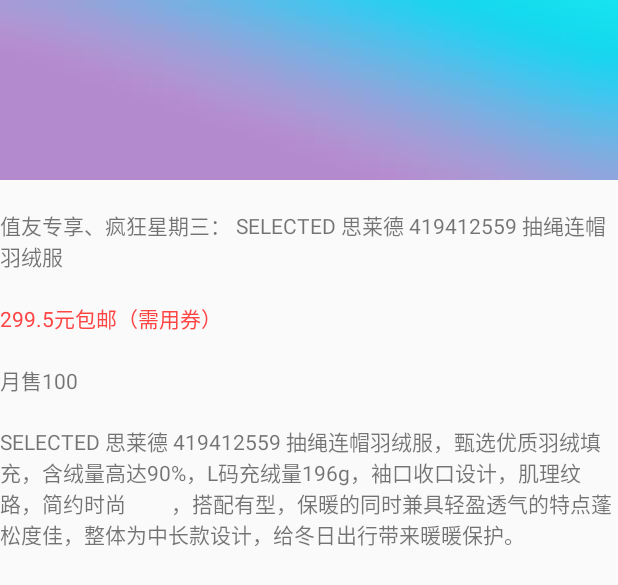
After one commit to yangzuozhe/ShoppingApp, an Android app: the layout activity_product_detail_info.xml on its own in the app's theme, with its tools: preview values and no code run, on a phone screen of 412 x 824 dp. The commit adds this screen. Shown: the top 585 px of the screen. Run offline under Robolectric (Android 15) with nearby library versions, the phone set to English and light mode, and no system bars.

Commit message:
增加了页面的点击事件

```diff
--- a/app/src/main/AndroidManifest.xml
+++ b/app/src/main/AndroidManifest.xml
@@ -15,7 +15,8 @@
         android:theme="@style/AppTheme"
         android:usesCleartextTraffic="true"
         tools:targetApi="m">
-        <activity android:name=".activity.ProductInfoActivity"></activity>
+        <activity android:name=".activity.ProductDetailInfoActivity"></activity>
+        <activity android:name=".activity.ProductInfoActivity" />
         <activity android:name=".activity.HomeActivity">
             <intent-filter>
                 <action android:name="android.intent.action.MAIN" />
--- a/app/src/main/java/com/example/shoppingapp/Data/TianmaoData.java
+++ b/app/src/main/java/com/example/shoppingapp/Data/TianmaoData.java
@@ -185,7 +185,4 @@ public class TianmaoData {
         return arrayList;
     }
 
-    public void addData(String url, String imageUrl) {
-
-    }
 }
--- a/app/src/main/java/com/example/shoppingapp/Data/WhatMaiData.java
+++ b/app/src/main/java/com/example/shoppingapp/Data/WhatMaiData.java
@@ -36,4 +36,6 @@ public class WhatMaiData {
         }
         return arrayList;
     }
+
+
 }
--- a/app/src/main/java/com/example/shoppingapp/activity/HomeActivity.java
+++ b/app/src/main/java/com/example/shoppingapp/activity/HomeActivity.java
@@ -18,6 +18,9 @@ import java.util.ArrayList;
 import butterknife.BindView;
 import butterknife.ButterKnife;
 
+/**
+ * 主页
+ */
 public class HomeActivity extends BaseActivity {
     @BindView(R.id.vpHome)
     ViewPager mVpHome;
--- a/app/src/main/java/com/example/shoppingapp/activity/ProductInfoActivity.java
+++ b/app/src/main/java/com/example/shoppingapp/activity/ProductInfoActivity.java
@@ -20,6 +20,9 @@ import butterknife.BindView;
 import butterknife.ButterKnife;
 import butterknife.OnClick;
 
+/**
+ * 商品搜索结果页面的信息
+ */
 public class ProductInfoActivity extends BaseActivity {
     @BindView(R.id.etTianMaoSearch)
     EditText mEtTianMaoSearch;
--- a/app/src/main/java/com/example/shoppingapp/bean/TianmaoSearchBean.java
+++ b/app/src/main/java/com/example/shoppingapp/bean/TianmaoSearchBean.java
@@ -1,6 +1,8 @@
 package com.example.shoppingapp.bean;
 
-public class TianmaoSearchBean {
+import java.io.Serializable;
+
+public class TianmaoSearchBean implements Serializable {
     private String intentUrl;
     private String imageUrl;
     private String price;
--- a/app/src/main/java/com/example/shoppingapp/bean/WhatMaiProductBean.java
+++ b/app/src/main/java/com/example/shoppingapp/bean/WhatMaiProductBean.java
@@ -1,6 +1,8 @@
 package com.example.shoppingapp.bean;
 
-public class WhatMaiProductBean {
+import java.io.Serializable;
+
+public class WhatMaiProductBean implements Serializable {
     private String pictureUrl;
     private String title;
     private String price;
--- a/app/src/main/java/com/example/shoppingapp/fragment/WhatMaiFragment.java
+++ b/app/src/main/java/com/example/shoppingapp/fragment/WhatMaiFragment.java
@@ -10,17 +10,17 @@ import android.widget.EditText;
 
 import androidx.annotation.NonNull;
 import androidx.annotation.Nullable;
-import androidx.fragment.app.Fragment;
 
 import com.example.shoppingapp.R;
 import com.example.shoppingapp.activity.ProductInfoActivity;
+import com.example.shoppingapp.base.BaseFragment;
 import com.example.shoppingapp.base.IntentKey;
 
 import butterknife.BindView;
 import butterknife.ButterKnife;
 import butterknife.OnClick;
 
-public class WhatMaiFragment extends Fragment {
+public class WhatMaiFragment extends BaseFragment {
     @BindView(R.id.edWhatMai)
     EditText mEdWhatMai;
     @BindView(R.id.btnWhatMaiSearch)
--- /dev/null
+++ b/app/src/main/res/layout/activity_product_detail_info.xml
@@ -0,0 +1,60 @@
+<?xml version="1.0" encoding="utf-8"?>
+<androidx.constraintlayout.widget.ConstraintLayout xmlns:android="http://schemas.android.com/apk/res/android"
+    xmlns:app="http://schemas.android.com/apk/res-auto"
+    xmlns:tools="http://schemas.android.com/tools"
+    android:layout_width="match_parent"
+    android:layout_height="match_parent"
+    tools:context=".activity.ProductDetailInfoActivity">
+
+    <ImageView
+        android:id="@+id/ivDePicture"
+        android:layout_width="match_parent"
+        android:layout_height="wrap_content"
+        android:layout_alignParentStart="true"
+        app:layout_constraintTop_toTopOf="parent"
+        tools:background="@drawable/android_bg" />
+
+
+    <TextView
+        android:id="@+id/tvDeTitle"
+        android:layout_width="wrap_content"
+        android:layout_height="wrap_content"
+        android:layout_marginTop="20dp"
+        android:gravity="center_vertical"
+        app:layout_constraintEnd_toEndOf="parent"
+        app:layout_constraintStart_toStartOf="parent"
+        app:layout_constraintTop_toBottomOf="@+id/ivDePicture"
+        tools:text="值友专享、疯狂星期三： SELECTED 思莱德 419412559 抽绳连帽羽绒服" />
+
+    <TextView
+        android:id="@+id/tvDePrice"
+        android:layout_width="wrap_content"
+        android:layout_height="wrap_content"
+        android:layout_marginTop="20dp"
+        android:gravity="center_vertical"
+        android:textColor="@android:color/holo_red_light"
+        app:layout_constraintStart_toStartOf="@+id/tvDeTitle"
+        app:layout_constraintTop_toBottomOf="@+id/tvDeTitle"
+        tools:text="299.5元包邮（需用券）" />
+
+    <TextView
+        android:id="@+id/tvDeMonthSell"
+        android:layout_width="wrap_content"
+        android:layout_height="wrap_content"
+        android:layout_marginTop="20dp"
+        android:gravity="center_vertical"
+        app:layout_constraintStart_toStartOf="parent"
+        app:layout_constraintTop_toBottomOf="@+id/tvDePrice"
+        tools:text="月售100" />
+
+
+    <TextView
+        android:id="@+id/tvInfoText"
+        android:layout_width="wrap_content"
+        android:layout_height="wrap_content"
+        android:layout_marginTop="20dp"
+        app:layout_constraintStart_toStartOf="@+id/tvDeMonthSell"
+        app:layout_constraintTop_toBottomOf="@id/tvDeMonthSell"
+        tools:text="SELECTED 思莱德 419412559 抽绳连帽羽绒服，甄选优质羽绒填充，含绒量高达90%，L码充绒量196g，袖口收口设计，肌理纹路，简约时尚
+        ，搭配有型，保暖的同时兼具轻盈透气的特点蓬松度佳，整体为中长款设计，给冬日出行带来暖暖保护。" />
+</androidx.constraintlayout.widget.ConstraintLayout>
```
Also changed, not shown: app/src/main/java/com/example/shoppingapp/activity/ProductDetailInfoActivity.java (added, +92 -0 lines), app/src/main/java/com/example/shoppingapp/base/IntentKey.java (+14 -0 lines), app/src/main/java/com/example/shoppingapp/fragment/TianMaoProductInfoFragment.java (+9 -5 lines), app/src/main/java/com/example/shoppingapp/fragment/WhatMaiProductInfoFragment.java (+17 -2 lines).
